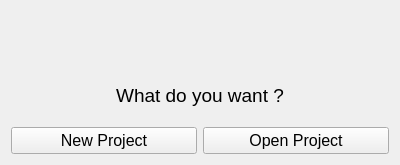
This is src/ui/reosstartingwidget.ui in vcloarec/ReosProject as Qt 5 draws it before an edit. The edited form follows.
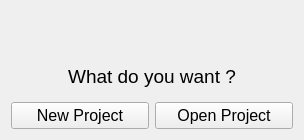
This is the edited form. Icons and pictures are not drawn.

The edit to the form file:
```diff
--- a/src/ui/reosstartingwidget.ui
+++ b/src/ui/reosstartingwidget.ui
@@ -6,8 +6,8 @@
    <rect>
     <x>0</x>
     <y>0</y>
-    <width>400</width>
-    <height>165</height>
+    <width>304</width>
+    <height>140</height>
    </rect>
   </property>
   <property name="sizePolicy">
@@ -16,18 +16,6 @@
     <verstretch>150</verstretch>
    </sizepolicy>
   </property>
-  <property name="minimumSize">
-   <size>
-    <width>400</width>
-    <height>165</height>
-   </size>
-  </property>
-  <property name="maximumSize">
-   <size>
-    <width>400</width>
-    <height>165</height>
-   </size>
-  </property>
   <layout class="QVBoxLayout" name="verticalLayout">
    <item>
     <widget class="QLabel" name="imageBan">
@@ -70,12 +58,6 @@
         <iconset resource="../../images/images.qrc">
          <normaloff>:/images/mActionNew.png</normaloff>:/images/mActionNew.png</iconset>
        </property>
-       <property name="iconSize">
-        <size>
-         <width>48</width>
-         <height>29</height>
-        </size>
-       </property>
       </widget>
      </item>
      <item>
@@ -92,12 +74,6 @@
         <iconset resource="../../images/images.qrc">
          <normaloff>:/images/open.svg</normaloff>:/images/open.svg</iconset>
        </property>
-       <property name="iconSize">
-        <size>
-         <width>29</width>
-         <height>29</height>
-        </size>
-       </property>
       </widget>
      </item>
     </layout>
```
